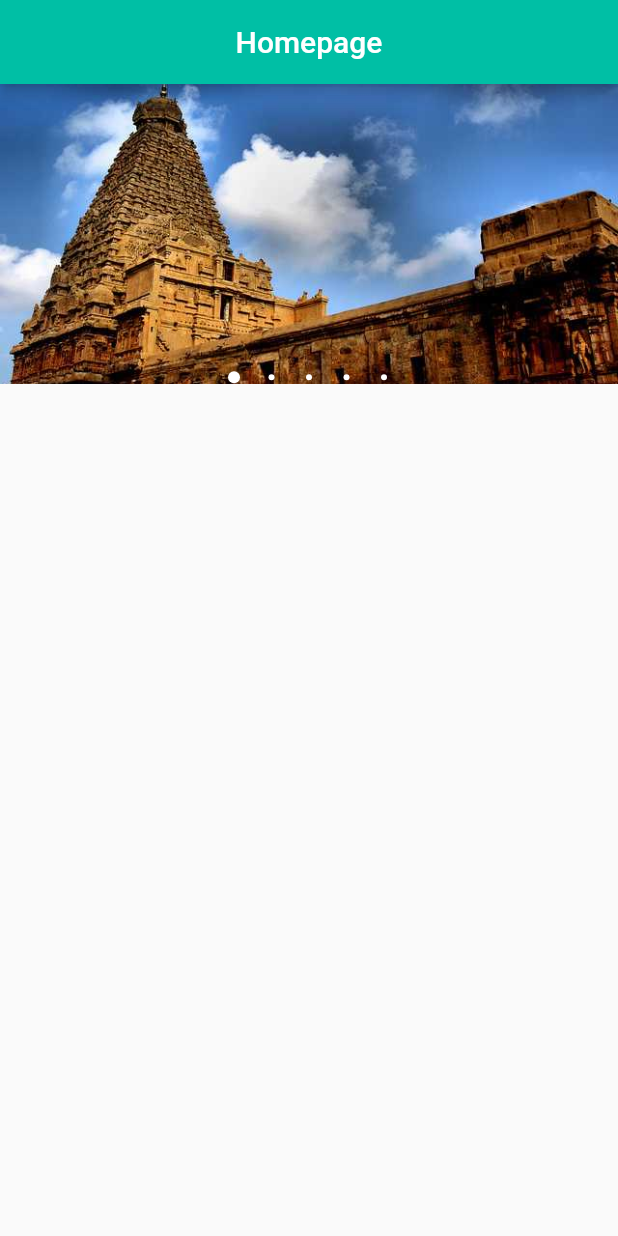
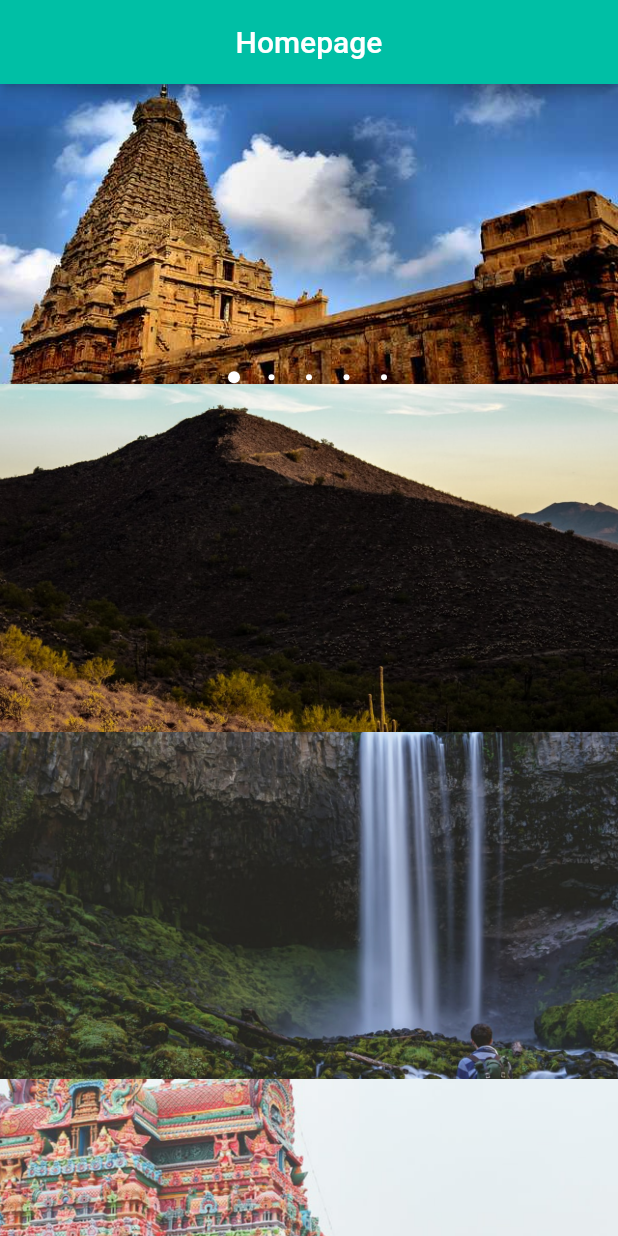
Before and after one commit to iamJana/Travelog, a Flutter app: the screen it shows after launch, on a phone screen of 412 x 824 dp. Run offline on Flutter 3.47's test engine with Material 2 defaults, Android fonts, the phone set to English and light mode, and no system bars; drawn by our look-alikes of carousel_pro.

```diff
--- a/lib/slide/slideimg.dart
+++ b/lib/slide/slideimg.dart
@@ -1,3 +1,5 @@
+
+
 import 'package:flutter/material.dart';
 import 'package:carousel_pro/carousel_pro.dart';
 //import 'package:url_launcher/url_launcher.dart';
@@ -38,8 +40,23 @@ class _SlideState extends State<Slide> {
         backgroundColor: Colors.tealAccent[700],
       ),
       body: ListView(
-        children: [image_slider_carousel],
+        children: [image_slider_carousel,
+        Image(
+          image: AssetImage('images/himages/1.png'),
+        ),
+        Image(
+          image: AssetImage('images/himages/2.png'),
+        ),
+        Image(
+          image: AssetImage('images/himages/3.png'),
+        ),
+        Image(
+          image: AssetImage('images/himages/4.png'),
+        )
+
+        ],
       ),
+
     );
   }
 }
--- a/pubspec.yaml
+++ b/pubspec.yaml
@@ -27,3 +27,4 @@ flutter:
   uses-material-design: true
   assets:
     - images/slider/
+    - images/himages/
```
